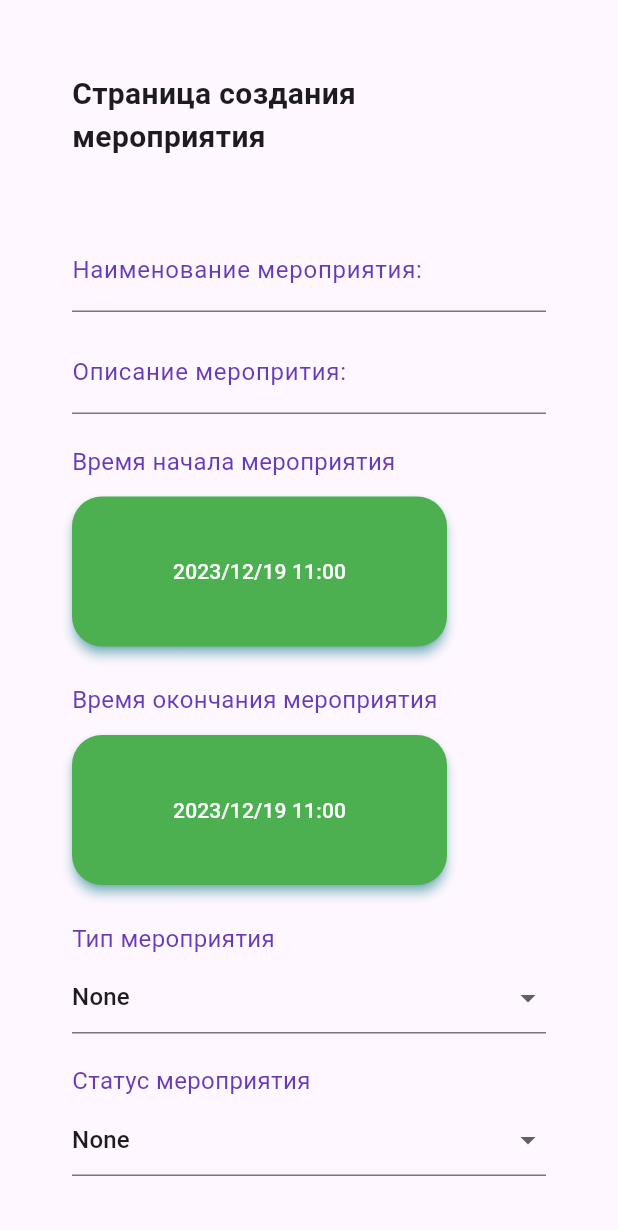
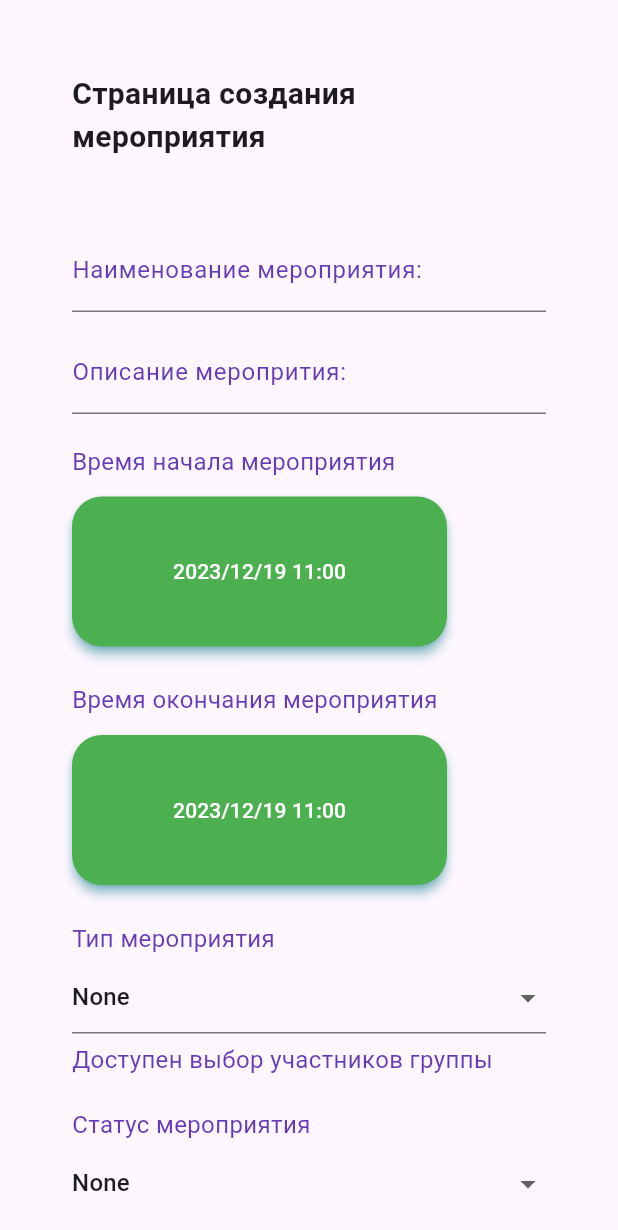
Before and after one commit to Tigeroff2002/ToDoCalendarClient, a Flutter app: the EventPlaceholderWidget widget shown alone on an empty page, opened directly, on a phone screen of 412 x 824 dp. Shown: the top 1230 px of the screen. Run offline on Flutter 3.47's test engine with Material 3 defaults, Android fonts, the light colour scheme and no system bars; our stand-ins replace shared_preferences, syncfusion_flutter_calendar; accounts and stored records are empty; network calls fail.

Commit message:
add additional text placeholders

```diff
--- a/lib/GlobalEndpoints.dart
+++ b/lib/GlobalEndpoints.dart
@@ -1,7 +1,9 @@
 class GlobalEndpoints{
-  final String webUri = "http://127.0.0.1";
+  final String webUri = "http://localhost";
 
   final String mobileUri = "http://10.0.2.2";
 
-  final String currentPort = ":5201";
+  final String currentPort = ":4040";
+
+  // flutter run -d chrome --web-renderer html
 }
--- a/lib/add_widgets/EventPlaceholderWidget.dart
+++ b/lib/add_widgets/EventPlaceholderWidget.dart
@@ -436,6 +436,18 @@ class EventPlaceholderState extends State<EventPlaceholderWidget> {
                       selectedEventType = newType.toString();
                     });
                   }),
+              SizedBox(height: 6.0),
+              selectedEventType == 'Personal'
+                  ? Text(
+                'Мероприятие рассчитано только для вас',
+                style: TextStyle(fontSize: 16, color: Colors.deepPurple))
+                  : selectedEventType == 'Meeting' || selectedEventType == 'StandUp'
+                      ? Text(
+                        'Мероприятие рассчитано только для всех участников группы',
+                         style: TextStyle(fontSize: 16, color: Colors.deepPurple))
+                       : Text(
+                  'Доступен выбор участников группы',
+                  style: TextStyle(fontSize: 16, color: Colors.deepPurple)),
               SizedBox(height: 20.0),
               Text(
                 'Статус мероприятия',
--- a/lib/home_page.dart
+++ b/lib/home_page.dart
@@ -21,6 +21,7 @@ class HomePage extends StatelessWidget {
       home: Scaffold(
         appBar: AppBar(
             title: Text('Календарь Tigeroff'),
+            backgroundColor: Colors.cyan,
             centerTitle: true
         ),
         body: Center(
```
Also changed, not shown: lib/add_widgets/GroupPlaceholderWidget.dart (+8 -0 lines), pubspec.lock.
